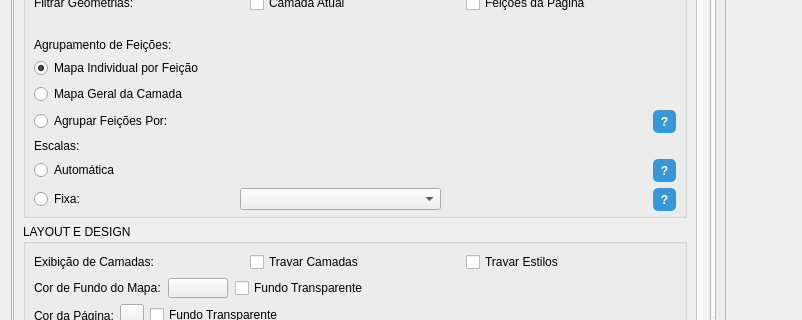
Before: the Qt Designer form vector_to_map_dialog_base.ui in matheusdurso/VectorToMap, drawn with Qt 5; both pictures show x 0 to 802 and y 112 to 432 of the 1157 by 846 pixel window.
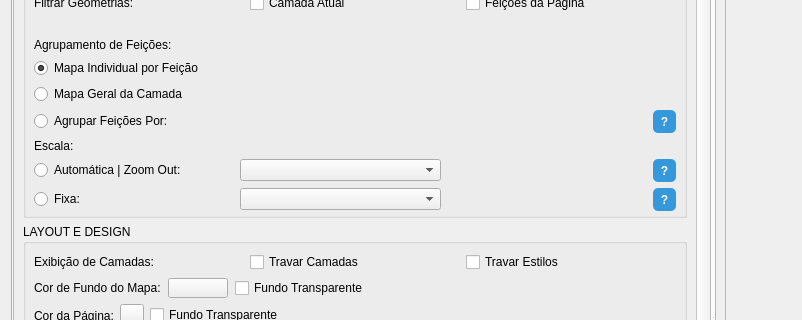
After: the same form once the commit is applied. Custom widgets are drawn as their Qt base class.

Commit message: Version 3.3.0: Fixed fatal memory crashes during batch exports, optimized Preview rendering performance, improved QGIS 4 Dark Mode compatibility, and added smart UI controls for Zoom Out, Fixed Scales, and North Arrow styles.

```diff
--- a/vector_to_map_dialog_base.ui
+++ b/vector_to_map_dialog_base.ui
@@ -82,7 +82,7 @@
            <property name="geometry">
             <rect>
              <x>0</x>
-             <y>-634</y>
+             <y>-673</y>
              <width>650</width>
              <height>1461</height>
             </rect>
@@ -327,12 +327,12 @@
                   </font>
                  </property>
                  <property name="text">
-                  <string>Escalas:</string>
+                  <string>Escala:</string>
                  </property>
                 </widget>
                </item>
                <item>
-                <layout class="QHBoxLayout" name="horizontalLayout" stretch="0,0,0">
+                <layout class="QHBoxLayout" name="horizontalLayout" stretch="0,0,0,0">
                  <property name="topMargin">
                   <number>0</number>
                  </property>
@@ -342,7 +342,14 @@
                     <string>Centralização e zoom automáticos. Para pontos individuais a escala automática e fixada em 1:10.000</string>
                    </property>
                    <property name="text">
-                    <string>Automática</string>
+                    <string>Automática | Zoom Out:</string>
+                   </property>
+                  </widget>
+                 </item>
+                 <item>
+                  <widget class="QComboBox" name="comboZoomOut">
+                   <property name="toolTip">
+                    <string>Selecione o nível de zoom out da escala automática ou a opção de expressões personalizadas.</string>
                    </property>
                   </widget>
                  </item>
```
Left out of the diff: 38 changed lines with no effect on the pictures. The commit also changes 17 other files.
